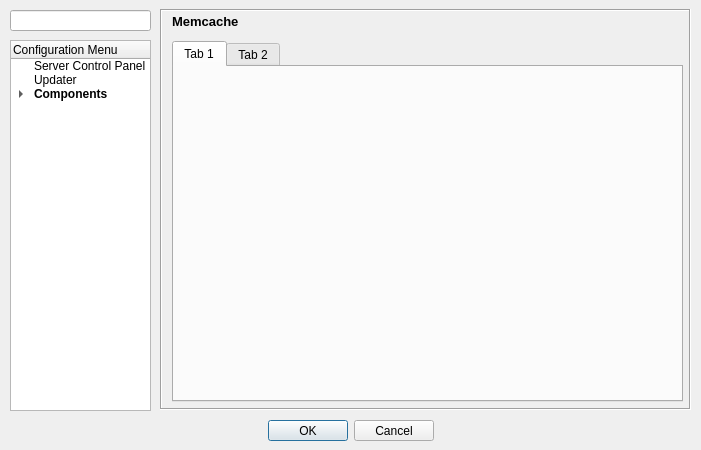
First picture: the form in src/config/configurationdialog.ui, repository vcgato29/server-control-panel, before the edit.
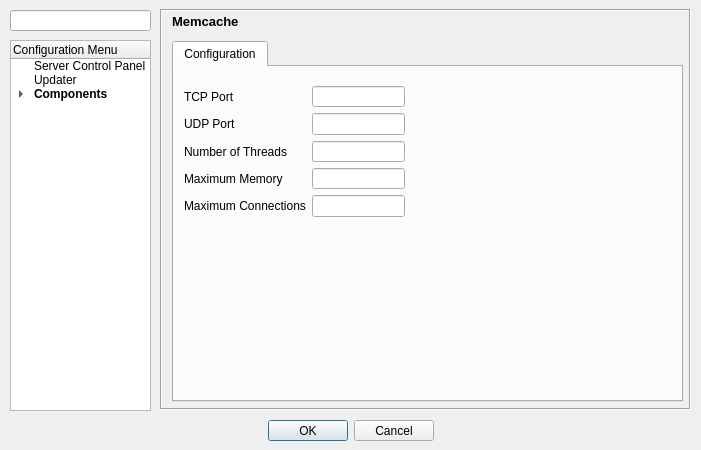
Second picture: the form after the edit. The open tabs and pages were chosen to show the change.

Patch:
```diff
--- a/src/config/configurationdialog.ui
+++ b/src/config/configurationdialog.ui
@@ -1104,13 +1104,70 @@
      </property>
      <widget class="QWidget" name="memcached_tab_1">
       <attribute name="title">
-       <string>Tab 1</string>
+       <string>Configuration</string>
       </attribute>
-     </widget>
-     <widget class="QWidget" name="memcached_tab_2">
-      <attribute name="title">
-       <string>Tab 2</string>
-      </attribute>
+      <widget class="QWidget" name="formLayoutWidget_3">
+       <property name="geometry">
+        <rect>
+         <x>10</x>
+         <y>19</y>
+         <width>221</width>
+         <height>131</height>
+        </rect>
+       </property>
+       <layout class="QFormLayout" name="formLayout">
+        <item row="0" column="1">
+         <widget class="QLineEdit" name="lineEdit_memcached_tcpport"/>
+        </item>
+        <item row="1" column="1">
+         <widget class="QLineEdit" name="lineEdit_memcached_udpport"/>
+        </item>
+        <item row="2" column="1">
+         <widget class="QLineEdit" name="lineEdit_memcached_threads"/>
+        </item>
+        <item row="0" column="0">
+         <widget class="QLabel" name="label_2">
+          <property name="text">
+           <string>TCP Port</string>
+          </property>
+         </widget>
+        </item>
+        <item row="1" column="0">
+         <widget class="QLabel" name="label_3">
+          <property name="text">
+           <string>UDP Port</string>
+          </property>
+         </widget>
+        </item>
+        <item row="2" column="0">
+         <widget class="QLabel" name="label_4">
+          <property name="text">
+           <string>Number of Threads</string>
+          </property>
+         </widget>
+        </item>
+        <item row="3" column="0">
+         <widget class="QLabel" name="label_5">
+          <property name="text">
+           <string>Maximum Memory</string>
+          </property>
+         </widget>
+        </item>
+        <item row="3" column="1">
+         <widget class="QLineEdit" name="lineEdit_memcached_maxmemory"/>
+        </item>
+        <item row="4" column="1">
+         <widget class="QLineEdit" name="lineEdit_memcached_maxconnections"/>
+        </item>
+        <item row="4" column="0">
+         <widget class="QLabel" name="label_6">
+          <property name="text">
+           <string>Maximum Connections</string>
+          </property>
+         </widget>
+        </item>
+       </layout>
+      </widget>
      </widget>
     </widget>
    </widget>
```
Left out of the diff: 48 changed lines with no effect on the pictures.
